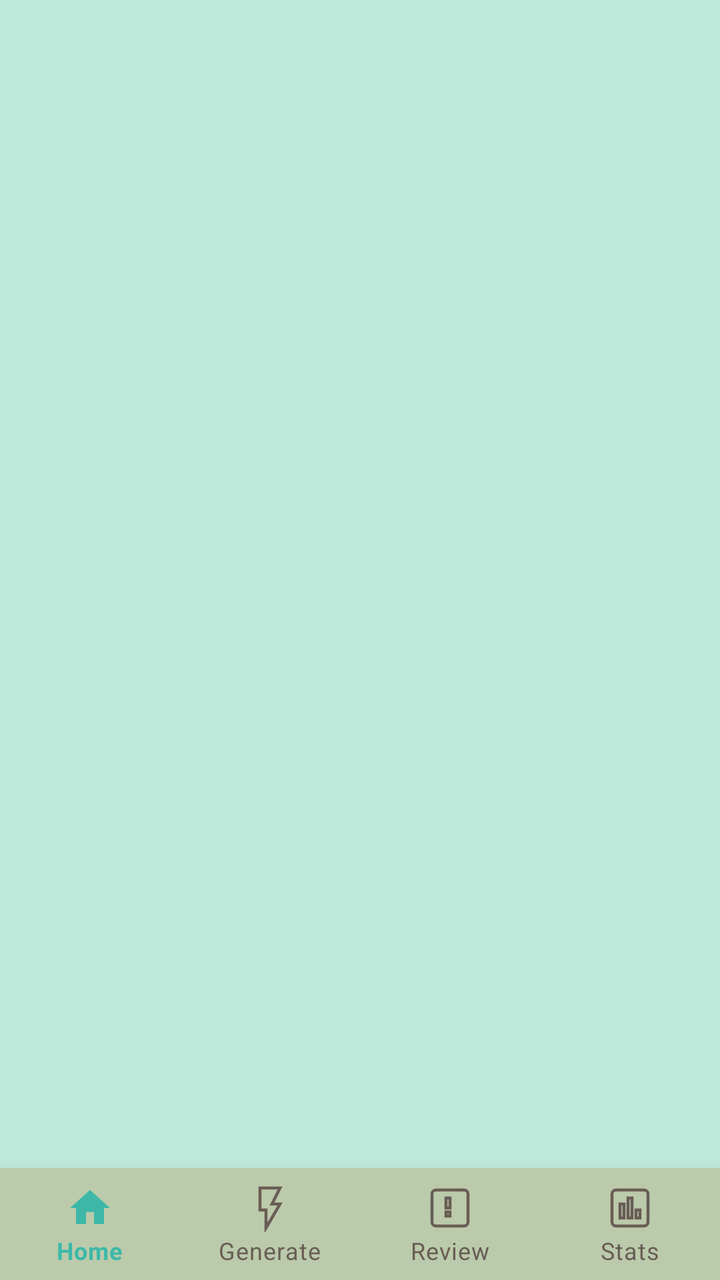
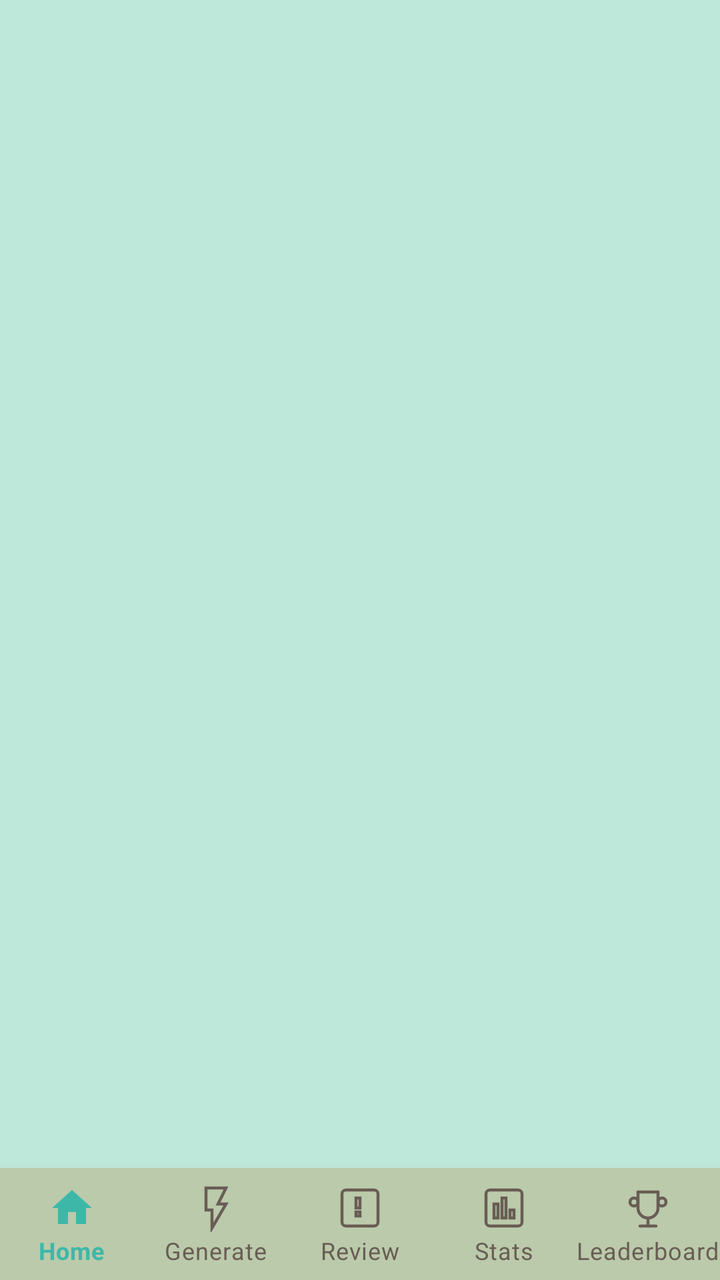

The first picture is an Android layout as it rendered before a commit; the second is the same layout after the commit. The layout source and the unified diff follow.
<!-- AndroidManifest.xml: application theme Theme.FlashcardQuiz -->
<!-- res/layout/activity_main.xml -->
<?xml version="1.0" encoding="utf-8"?>
<LinearLayout xmlns:android="http://schemas.android.com/apk/res/android"
    xmlns:app="http://schemas.android.com/apk/res-auto"
    android:layout_width="match_parent"
    android:layout_height="match_parent"
    android:orientation="vertical"
    android:background="@color/canvas">

    <FrameLayout
        android:id="@+id/fragment_container"
        android:layout_width="match_parent"
        android:layout_height="0dp"
        android:layout_weight="1" />

    
    <FrameLayout
        android:id="@+id/ad_container"
        android:layout_width="match_parent"
        android:layout_height="0dp"
        android:minHeight="0dp"
        android:visibility="gone" />

    
    <View
        android:layout_width="match_parent"
        android:layout_height="1dp"
        android:background="#1AFFFFFF" />

    <com.google.android.material.bottomnavigation.BottomNavigationView
        android:id="@+id/bottom_nav"
        android:layout_width="match_parent"
        android:layout_height="wrap_content"
        android:background="@color/surface"
        app:itemIconTint="@color/nav_item_color"
        app:itemTextColor="@color/nav_item_color"
        app:labelVisibilityMode="labeled"
        app:elevation="8dp"
        app:itemRippleColor="@color/surface_elevated"
        app:menu="@menu/bottom_nav" />

</LinearLayout>
<!-- resources referenced by this layout -->
<resources>
  <color name="canvas">#BEE9DA</color>
  <color name="surface">#BBCAAA</color>
  <color name="surface_elevated">#F4FBF7</color>
  <style name="Theme.FlashcardQuiz" parent="Theme.MaterialComponents.DayNight.NoActionBar">
          <item name="android:windowFullscreen">true</item>
          <item name="android:windowNoTitle">true</item>
          <item name="colorPrimary">@color/primary_accent</item>
          <item name="colorPrimaryVariant">@color/primary_accent_deep</item>
          <item name="colorOnPrimary">@color/on_primary</item>
          <item name="colorSecondary">@color/secondary_accent</item>
          <item name="colorOnSecondary">@color/on_primary</item>
          <item name="colorSurface">@color/surface</item>
          <item name="colorOnSurface">@color/text_primary</item>
          <item name="colorError">@color/error</item>
          <item name="android:colorBackground">@color/canvas</item>
          <item name="android:textColorPrimary">@color/text_primary</item>
          <item name="android:textColorSecondary">@color/text_muted</item>
          <item name="android:statusBarColor">@color/status_bar</item>
          <item name="android:navigationBarColor">@color/nav_bar</item>
          <item name="android:windowLightStatusBar">true</item>
      </style>
  <color name="primary_accent">#7CD5C8</color>
  <color name="primary_accent_deep">#3DB8A8</color>
  <color name="on_primary">#1A2E28</color>
  <color name="secondary_accent">#9BAE8B</color>
  <color name="text_primary">#312116</color>
  <color name="error">#C45B5B</color>
  <color name="text_muted">#685D55</color>
  <color name="status_bar">#BEE9DA</color>
  <color name="nav_bar">#BEE9DA</color>
</resources>

<!-- the commit's change to res/layout/activity_main.xml (unified diff, before → after) -->
@@ -16,7 +16,7 @@
     <FrameLayout
         android:id="@+id/ad_container"
         android:layout_width="match_parent"
-        android:layout_height="0dp"
+        android:layout_height="wrap_content"
         android:minHeight="0dp"
         android:visibility="gone" />
 
